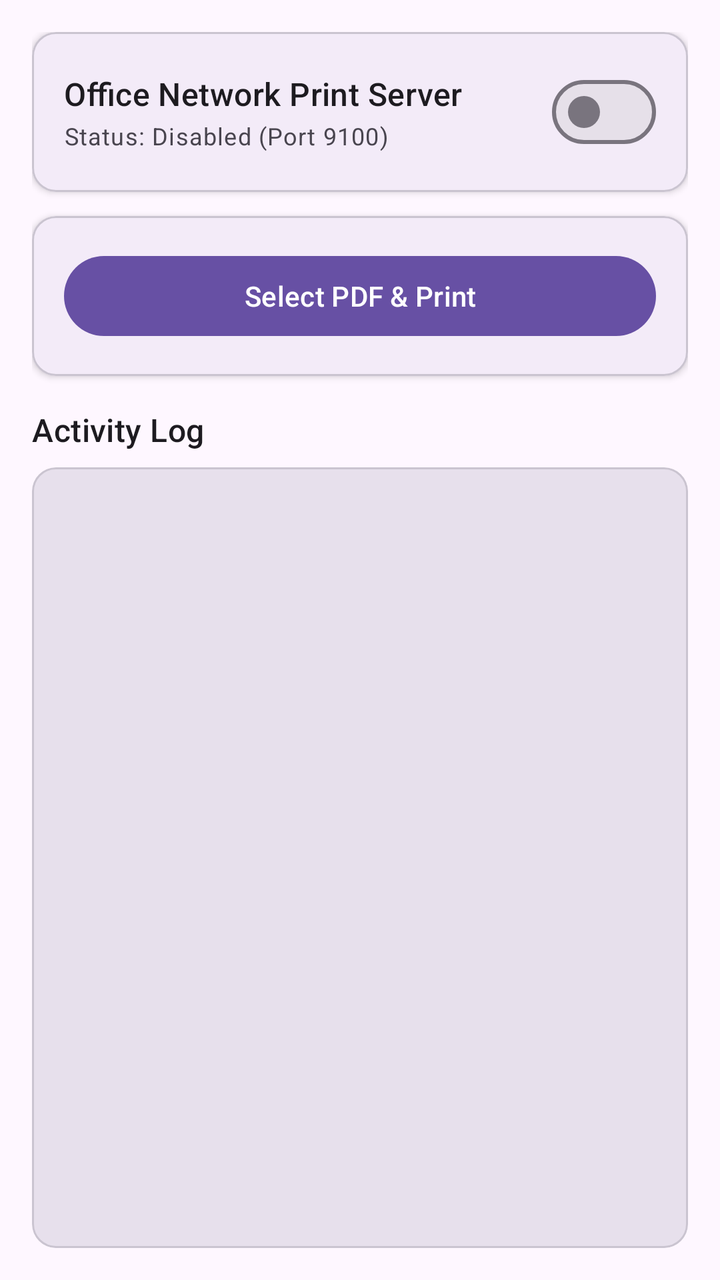
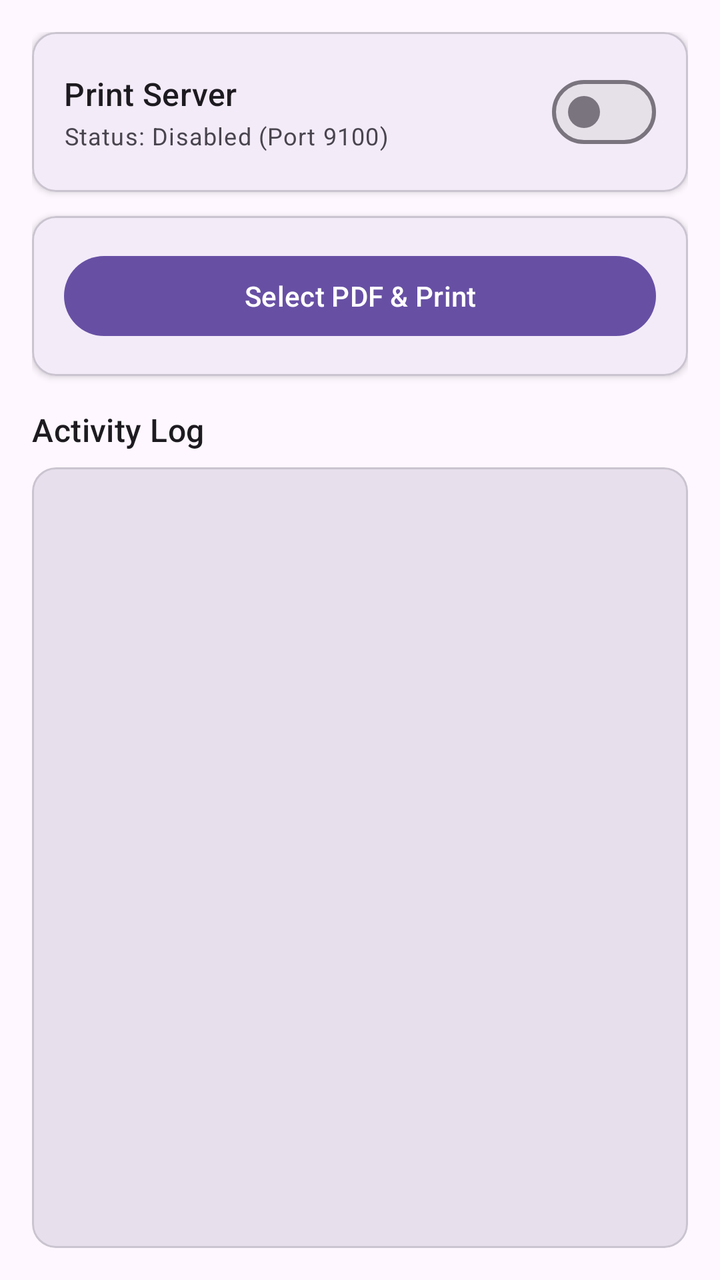

An Android layout rendered at two revisions. The XML below is the earlier revision; the diff shows what the commit changed to produce the second picture.
<!-- AndroidManifest.xml: application theme Theme.RolloPrint -->
<!-- res/layout/activity_main.xml -->
<?xml version="1.0" encoding="utf-8"?>
<LinearLayout
    xmlns:android="http://schemas.android.com/apk/res/android"
    xmlns:app="http://schemas.android.com/apk/res-auto"
    xmlns:tools="http://schemas.android.com/tools"
    android:id="@+id/main"
    android:layout_width="match_parent"
    android:layout_height="match_parent"
    android:orientation="vertical"
    android:padding="16dp"
    android:background="?attr/colorSurface"
    tools:context=".MainActivity">

    
    <com.google.android.material.card.MaterialCardView
        android:id="@+id/cardServer"
        android:layout_width="match_parent"
        android:layout_height="wrap_content"
        android:layout_marginBottom="12dp"
        app:cardCornerRadius="12dp"
        app:cardElevation="2dp"
        app:strokeWidth="1dp"
        app:strokeColor="?attr/colorOutlineVariant">

        <LinearLayout
            android:layout_width="match_parent"
            android:layout_height="wrap_content"
            android:orientation="vertical"
            android:padding="16dp">

            <LinearLayout
                android:layout_width="match_parent"
                android:layout_height="wrap_content"
                android:orientation="horizontal"
                android:gravity="center_vertical">

                <LinearLayout
                    android:layout_width="0dp"
                    android:layout_height="wrap_content"
                    android:layout_weight="1"
                    android:orientation="vertical">

                    <TextView
                        android:layout_width="wrap_content"
                        android:layout_height="wrap_content"
                        android:text="Office Network Print Server"
                        android:textAppearance="?attr/textAppearanceTitleMedium"
                        android:textColor="?attr/colorOnSurface" />

                    <TextView
                        android:id="@+id/tvServerStatus"
                        android:layout_width="wrap_content"
                        android:layout_height="wrap_content"
                        android:text="Status: Disabled (Port 9100)"
                        android:textAppearance="?attr/textAppearanceBodySmall"
                        android:textColor="?attr/colorOnSurfaceVariant"
                        android:layout_marginTop="2dp" />
                </LinearLayout>

                <com.google.android.material.materialswitch.MaterialSwitch
                    android:id="@+id/switchServer"
                    android:layout_width="wrap_content"
                    android:layout_height="wrap_content" />
            </LinearLayout>

        </LinearLayout>
    </com.google.android.material.card.MaterialCardView>

    <com.google.android.material.card.MaterialCardView
        android:id="@+id/cardTop"
        android:layout_width="match_parent"
        android:layout_height="wrap_content"
        android:layout_marginBottom="16dp"
        app:cardCornerRadius="12dp"
        app:cardElevation="2dp"
        app:strokeWidth="1dp"
        app:strokeColor="?attr/colorOutlineVariant">

        <LinearLayout
            android:layout_width="match_parent"
            android:layout_height="wrap_content"
            android:orientation="vertical"
            android:padding="16dp">

            <com.google.android.material.button.MaterialButton
                android:id="@+id/btnSelect"
                android:layout_width="match_parent"
                android:layout_height="wrap_content"
                android:text="@string/select_pdf_print" />
        </LinearLayout>
    </com.google.android.material.card.MaterialCardView>

    <TextView
        android:layout_width="wrap_content"
        android:layout_height="wrap_content"
        android:text="@string/logs_header"
        android:textAppearance="?attr/textAppearanceTitleMedium"
        android:textColor="?attr/colorOnSurface"
        android:layout_marginBottom="8dp" />

    <com.google.android.material.card.MaterialCardView
        android:layout_width="match_parent"
        android:layout_height="0dp"
        android:layout_weight="1"
        app:cardCornerRadius="12dp"
        app:cardElevation="0dp"
        app:strokeWidth="1dp"
        app:strokeColor="?attr/colorOutlineVariant">

        <ScrollView
            android:id="@+id/scrollView"
            android:layout_width="match_parent"
            android:layout_height="match_parent"
            android:background="?attr/colorSurfaceVariant"
            android:padding="8dp">

            <TextView
                android:id="@+id/tvLog"
                android:layout_width="match_parent"
                android:layout_height="wrap_content"
                android:fontFamily="monospace"
                android:text=""
                android:textColor="?attr/colorOnSurfaceVariant"
                android:textSize="12sp" />
        </ScrollView>
    </com.google.android.material.card.MaterialCardView>

</LinearLayout>
<!-- resources referenced by this layout -->
<resources>
  <string name="logs_header">Activity Log</string>
  <string name="select_pdf_print">Select PDF &amp; Print</string>
  <style name="Theme.RolloPrint" parent="Base.Theme.RolloPrint" />
  <style name="Base.Theme.RolloPrint" parent="Theme.Material3.DayNight.NoActionBar">
          
          <item name="android:windowLayoutInDisplayCutoutMode" tools:targetApi="p">shortEdges</item>
      </style>
</resources>

<!-- the commit's change to res/layout/activity_main.xml (unified diff, before → after) -->
@@ -43,7 +43,7 @@
                     <TextView
                         android:layout_width="wrap_content"
                         android:layout_height="wrap_content"
-                        android:text="Office Network Print Server"
+                        android:text="Print Server"
                         android:textAppearance="?attr/textAppearanceTitleMedium"
                         android:textColor="?attr/colorOnSurface" />
 
